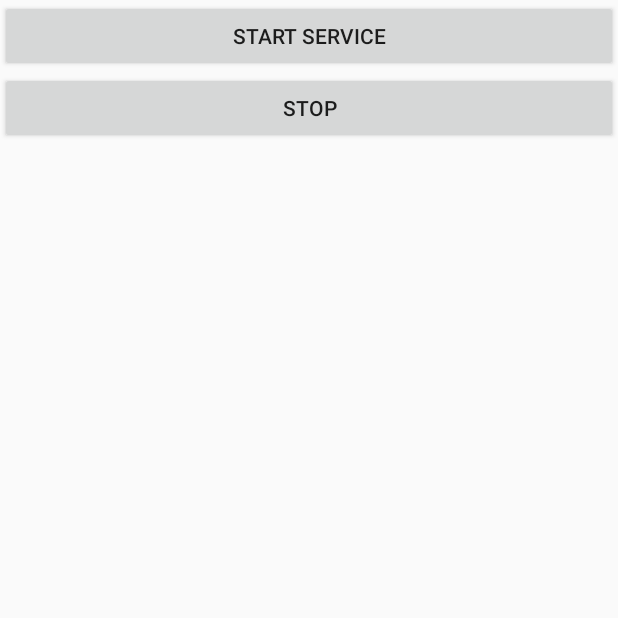
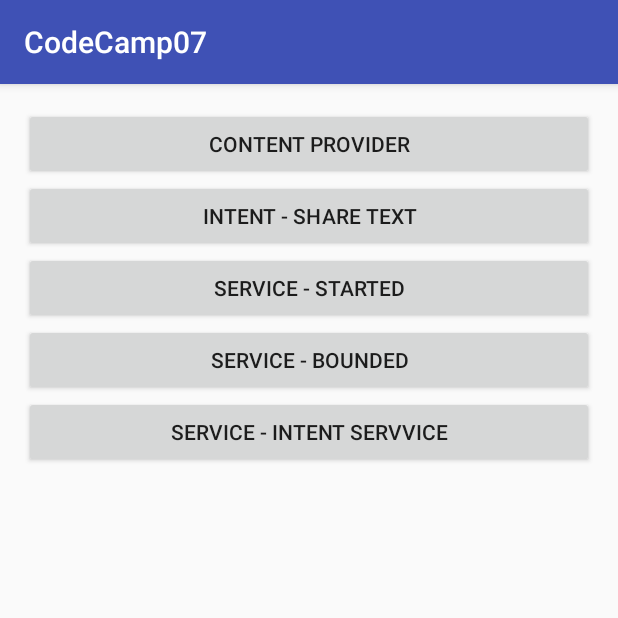
Before and after one commit to AckeeCZ/codecamp-android-07, an Android app: the screen it shows after launch (PlaySoundActivity before the commit, MainActivity after it), on a phone screen of 412 x 824 dp, the top half of it. Run offline under Robolectric (Android 15) with nearby library versions, the phone set to English and light mode, and no system bars; our stand-ins replace ButterKnife; libraries missing offline, so code that uses them is left out: com.facebook.stetho; 1 statement that could not run was skipped.

Commit message:
Small improvements

```diff
--- a/codecamp-android-07/app/src/main/res/layout/activity_main.xml
+++ b/codecamp-android-07/app/src/main/res/layout/activity_main.xml
@@ -1,17 +1,45 @@
 <?xml version="1.0" encoding="utf-8"?>
-<RelativeLayout
+<LinearLayout
     xmlns:android="http://schemas.android.com/apk/res/android"
     xmlns:tools="http://schemas.android.com/tools"
     android:layout_width="match_parent"
     android:layout_height="match_parent"
+    android:orientation="vertical"
     android:paddingBottom="@dimen/activity_vertical_margin"
     android:paddingLeft="@dimen/activity_horizontal_margin"
     android:paddingRight="@dimen/activity_horizontal_margin"
     android:paddingTop="@dimen/activity_vertical_margin"
     tools:context=".ui.activity.MainActivity">
 
-    <TextView
-        android:layout_width="wrap_content"
+    <Button
+        android:id="@+id/btn_users"
+        android:layout_width="match_parent"
         android:layout_height="wrap_content"
-        android:text="Hello World!"/>
-</RelativeLayout>
+        android:text="Content Provider"/>
+
+
+    <Button
+        android:id="@+id/btn_intent"
+        android:layout_width="match_parent"
+        android:layout_height="wrap_content"
+        android:text="INTENT - SHARE TEXT"/>
+
+
+    <Button
+        android:id="@+id/btn_play_sound"
+        android:layout_width="match_parent"
+        android:layout_height="wrap_content"
+        android:text="SERVICE - STARTED"/>
+
+    <Button
+        android:id="@+id/btn_bounded"
+        android:layout_width="match_parent"
+        android:layout_height="wrap_content"
+        android:text="SERVICE - BOUNDED"/>
+
+    <Button
+        android:id="@+id/btn_login"
+        android:layout_width="match_parent"
+        android:layout_height="wrap_content"
+        android:text="SERVICE - INTENT SERVVICE"/>
+</LinearLayout>
--- a/codecamp-android-07/app/src/main/res/layout/activity_play_sound.xml
+++ b/codecamp-android-07/app/src/main/res/layout/activity_play_sound.xml
@@ -9,12 +9,12 @@
     <Button
         android:id="@+id/btn_start_service"
         android:layout_width="match_parent"
-        android:text="Start service"
+        android:text="Pick a file"
         android:layout_height="wrap_content"/>
 
     <Button
         android:id="@+id/btn_stop_service"
-        android:text="Stop"
+        android:text="Stop playing"
         android:layout_width="match_parent"
         android:layout_height="wrap_content"/>
 </LinearLayout>
```
Also changed, not shown: codecamp-android-07/app/src/main/AndroidManifest.xml (+7 -1 lines), codecamp-android-07/app/src/main/java/cz/codecamp/seven/ui/activity/LoginActivity.java (+13 -4 lines), codecamp-android-07/app/src/main/java/cz/codecamp/seven/ui/activity/MainActivity.java (+31 -0 lines), codecamp-android-07/app/src/main/res/layout/activity_login.xml (+11 -2 lines).
